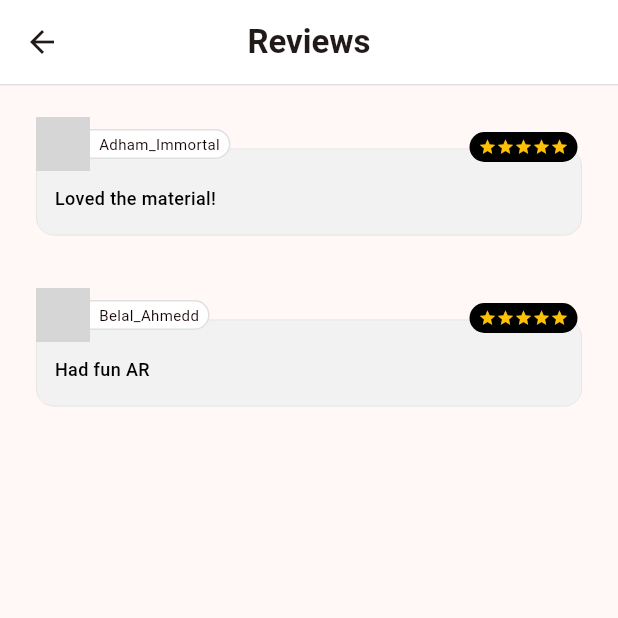
After one commit to iSeFz/ELEVATE-Mobile, a Flutter app: the ReviewsBar screen opened directly, on a phone screen of 412 x 824 dp, the top half of it. The commit adds this screen. Run offline on Flutter 3.47's test engine with Material 3 defaults, Android fonts, the light colour scheme and no system bars; our stand-ins replace cloud_firestore, firebase_auth, firebase_core, google_sign_in; accounts and stored records are empty; network calls fail; grey boxes are pictures that could not be loaded.

Commit message:
reviews page with cards

```diff
--- /dev/null
+++ b/elevate/devtools_options.yaml
@@ -0,0 +1,3 @@
+description: This file stores settings for Dart & Flutter DevTools.
+documentation: https://docs.flutter.dev/tools/devtools/extensions#configure-extension-enablement-states
+extensions:
--- a/elevate/lib/main.dart
+++ b/elevate/lib/main.dart
@@ -1,4 +1,5 @@
 import 'package:elevate/screens/Product_Details.dart';
+import 'package:elevate/screens/Reviews.dart';
 import 'package:elevate/utils/SizeConfig.dart';
 import 'package:flutter/material.dart';
 import 'screens/splash_screen.dart';
--- /dev/null
+++ b/elevate/lib/screens/Reviews.dart
@@ -0,0 +1,153 @@
+import 'package:flutter/material.dart';
+
+class ReviewsBar extends StatefulWidget {
+  const ReviewsBar({super.key});
+
+  @override
+  State<ReviewsBar> createState() => _ReviewsBarState();
+}
+
+class _ReviewsBarState extends State<ReviewsBar> {
+  @override
+  Widget build(BuildContext context) {
+    return Scaffold(
+      appBar: AppBar(
+        leading: IconButton(
+          icon: const Icon(Icons.arrow_back),
+          onPressed: () => Navigator.pop(context),
+        ),
+        title: const Text(
+          'Reviews',
+          style: TextStyle(fontWeight: FontWeight.bold),
+        ),
+        centerTitle: true,
+        elevation: 0,  // remove default shadow
+        backgroundColor: Colors.white,  // or your app bar color
+        bottom: PreferredSize(
+          preferredSize: const Size.fromHeight(1), // height of the shadow line
+          child: Container(
+            color: Colors.grey[300],  // thin gray line color
+            height: 1,
+          ),
+        ),
+      ),
+
+      body: SingleChildScrollView(
+        padding: const EdgeInsets.symmetric(horizontal: 24, vertical: 26),
+        child: Column(
+          children: [
+            _buildReviewCard(
+              username: 'Adham_Immortal',
+              avatarUrl:
+              'https://domanza.co/cdn/shop/files/CCxNavy-45Large_27baa9f2-e314-4ffb-a8a9-65d1ad738bc8_jpg.jpg?v=1739309915&width=5760',
+              comment: 'Loved the material!',
+            ),
+            const SizedBox(height: 40),
+            _buildReviewCard(
+              username: 'Belal_Ahmedd',
+              avatarUrl:
+              'https://domanza.co/cdn/shop/files/CCxNavy-45Large_27baa9f2-e314-4ffb-a8a9-65d1ad738bc8_jpg.jpg?v=1739309915&width=5760',
+              comment: 'Had fun AR',
+            ),
+          ],
+        ),
+      ),
+    );
+  }
+
+  Widget _buildReviewCard({
+    required String username,
+    required String avatarUrl,
+    required String comment,
+  }) {
+    return Stack(
+      clipBehavior: Clip.none,
+      children: [
+        // Comment box
+        Container(
+          width: double.infinity,
+          padding: const EdgeInsets.only(top: 24, left: 12, right: 12, bottom: 16),
+          margin: const EdgeInsets.only(top: 16),
+          decoration: BoxDecoration(
+            color: const Color(0xFFF2F2F2),
+            borderRadius: BorderRadius.circular(12),
+            border: Border.all(color: Colors.grey[300]!, width: 0.5),
+          ),
+          child: Text(
+            comment,
+            style: const TextStyle(
+              color: Colors.black,
+              fontSize: 12,
+              fontWeight: FontWeight.w500,
+            ),
+          ),
+        ),
+
+        // Avatar + Username box
+        Positioned(
+          top: -5,
+          left: 0,
+          child: Container(
+            // padding:  EdgeInsets.symmetric(horizontal: 0, vertical: 4),
+            child: Row(
+              // clipBehavior: Clip.none,
+              // alignment: Alignment.centerLeft,
+              children: [
+                CircleAvatar(
+                    radius: 18,
+                    backgroundImage: NetworkImage(avatarUrl),
+                  ),
+                // SizedBox(width: 46),
+                Container(
+                padding:  EdgeInsets.symmetric(horizontal: 6, vertical: 2),
+                decoration: BoxDecoration(
+                color: Colors.white,
+                  borderRadius: const BorderRadius.only(
+                    topRight: Radius.circular(16),
+                    bottomRight: Radius.circular(16),
+                    // topLeft: Radius.circular(0),
+                    // bottomLeft: Radius.circular(0),
+                  ),
+                  border: Border(
+                    top: BorderSide(color: Colors.black12),
+                    right: BorderSide(color: Colors.black12),
+                    bottom: BorderSide(color: Colors.black12),
+                    // left: BorderSide(color: Colors.transparent), // ignore left border
+                  ),
+              ),
+              child:Text(
+                  username,
+                  style:  TextStyle(
+                    fontSize: 10,
+                    color: Color(0xFF160202),
+                  ),
+                ),),
+              ],
+            ),
+          ),
+        ),
+
+        // Star box
+        Positioned(
+          top: 5,
+          right: 3,
+          child: Container(
+            padding: const EdgeInsets.symmetric(horizontal: 6, vertical: 4),
+            decoration: BoxDecoration(
+              color: Colors.black,
+              borderRadius: BorderRadius.circular(12),
+              // border: Border.all(color: Color(0xFFA51930)),
+            ),
+            child: Row(
+              mainAxisSize: MainAxisSize.min,
+              children: List.generate(
+                5,
+                    (index) => const Icon(Icons.star, size: 12, color: Colors.amber),
+              ),
+            ),
+          ),
+        ),
+      ],
+    );
+  }
+}
```
